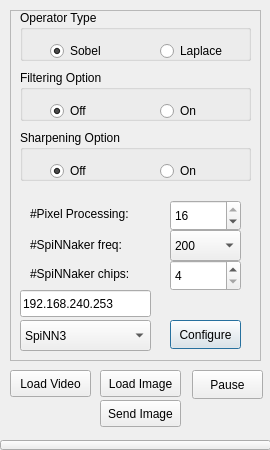
The window that gui/SpiNNvidStreamer/src/vidstreamer.ui (indarsugiarto/Graceful_VidPro) describes before a commit, drawn with Qt 5.
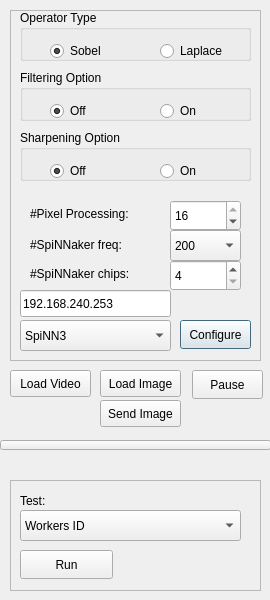
The same window after the commit.

```diff
--- a/gui/SpiNNvidStreamer/src/vidstreamer.ui
+++ b/gui/SpiNNvidStreamer/src/vidstreamer.ui
@@ -7,7 +7,7 @@
     <x>0</x>
     <y>0</y>
     <width>270</width>
-    <height>450</height>
+    <height>600</height>
    </rect>
   </property>
   <property name="minimumSize">
@@ -84,7 +84,7 @@
      <rect>
       <x>10</x>
       <y>310</y>
-      <width>131</width>
+      <width>151</width>
       <height>31</height>
      </rect>
     </property>
@@ -102,7 +102,7 @@
    <widget class="QPushButton" name="pbConfigure">
     <property name="geometry">
      <rect>
-      <x>160</x>
+      <x>170</x>
       <y>310</y>
       <width>71</width>
       <height>29</height>
@@ -304,7 +304,7 @@
      <rect>
       <x>10</x>
       <y>280</y>
-      <width>131</width>
+      <width>151</width>
       <height>27</height>
      </rect>
     </property>
```
